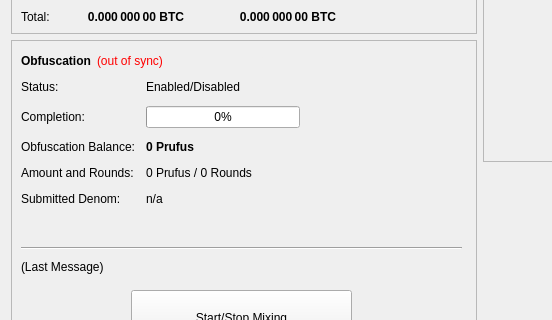
Old version of the form src/qt/forms/overviewpage.ui in the repository Cryptohelper1/Prufus-core; both pictures show x 0 to 552 and y 182 to 502 of the 960 by 615 pixel window.
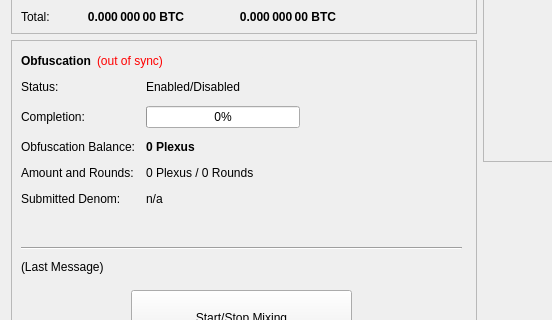
New version of the form.

Patch:
```diff
--- a/src/qt/forms/overviewpage.ui
+++ b/src/qt/forms/overviewpage.ui
@@ -474,7 +474,7 @@
               </font>
              </property>
              <property name="text">
-              <string notr="true">0 Prufus</string>
+              <string notr="true">0 Plexus</string>
              </property>
             </widget>
            </item>
@@ -488,7 +488,7 @@
            <item row="3" column="1">
             <widget class="QLabel" name="labelAmountRounds">
              <property name="text">
-              <string>0 Prufus / 0 Rounds</string>
+              <string>0 Plexus / 0 Rounds</string>
              </property>
             </widget>
            </item>
```
